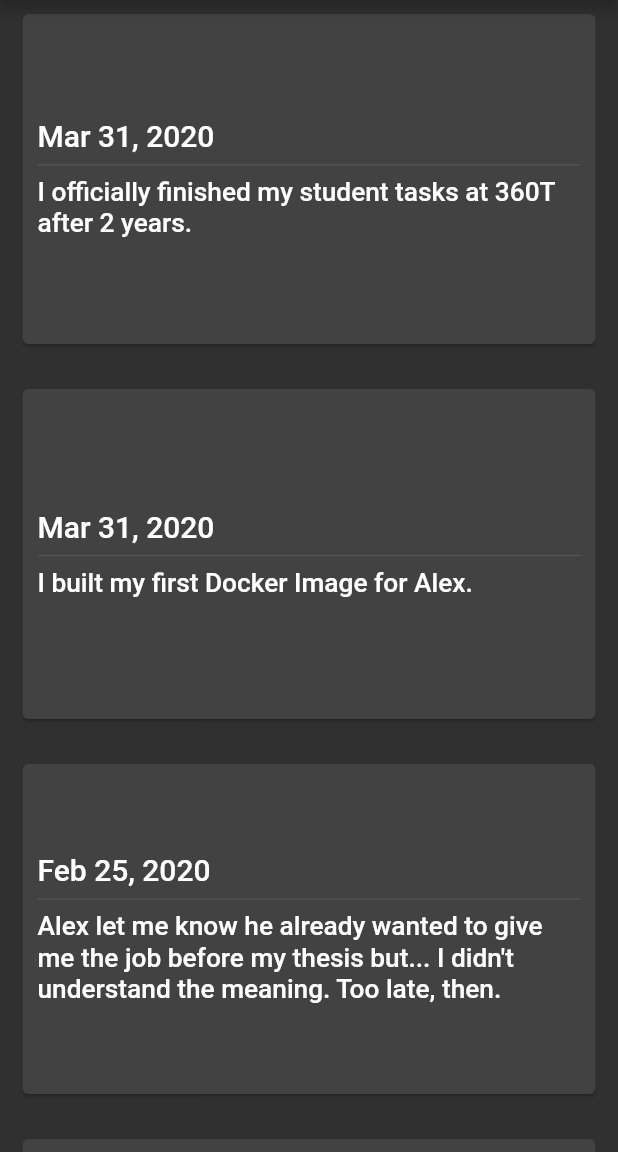
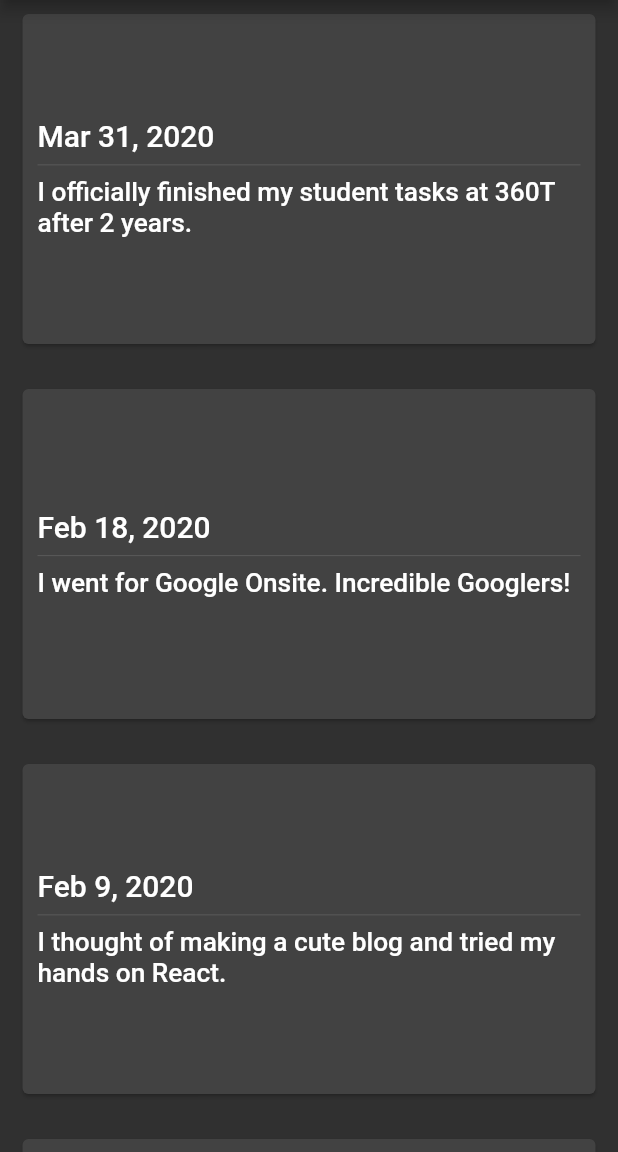
Before and after one commit to duckladydinh/duckladydinh.github.io, a Flutter app: the screen it shows after launch, scrolled down 3456 dp, on a phone screen of 412 x 824 dp, the part 84-1236 px from its top. Run offline on Flutter 3.47's test engine with Material 2 defaults, Android fonts, the phone set to English and light mode, and no system bars; our stand-ins replace carousel_slider.

Commit message:
reformat DateTime

```diff
--- a/lib/api/app_data.dart
+++ b/lib/api/app_data.dart
@@ -24,7 +24,7 @@ class Idiom {
 
 class Event {
   final Key key;
-  final String date;
+  final DateTime date;
   final String summary;
   final String story;
 
--- a/lib/data/manual_app_data.dart
+++ b/lib/data/manual_app_data.dart
@@ -1,101 +1,6 @@
 import 'package:duckladydinh/api/app_data.dart';
 
 class ManualAppData extends AppData {
-  final _idioms = [
-    Idiom(
-        author: "Nature",
-        quote: "Thuan is the Multiverse's most handsome and gorgeous boy"),
-    Idiom(
-        author: "Thuan, The Handsome",
-        quote:
-            "Giving up is so easy and consumes so little energy, but it is never gonna work"),
-    Idiom(
-        author: "World History",
-        quote:
-            "The world is vast, the history is rich, but never before has the world seen a perfect being like Thuan"),
-    Idiom(
-        author: "Thuan, The Determined",
-        quote:
-            "Do what you want, forget about consequences and do even more for whatever's coming"),
-  ];
-
-  final _events = [
-    Event(date: "Feb 05, 2020", summary: "I graduated! Eureka!", story: null),
-    Event(
-        date: "Feb 09, 2020",
-        summary: "I made a cute blog with React and Bulma.",
-        story: null),
-    Event(
-        date: "Feb 18, 2020",
-        summary: "I went for Google Onsite. Incredible Googlers!",
-        story: null),
-    Event(
-        date: "Feb 25, 2020",
-        summary:
-            "Alex let me know he already wanted to give me the job before my thesis but... I didn't understand the meaning. Too late, then.",
-        story: null),
-    Event(
-        date: "Mar 31, 2020",
-        summary: "I built my first Docker Image for Alex.",
-        story: null),
-    Event(
-        date: "Mar 31, 2020",
-        summary:
-            "I officially finished my student tasks at 360T after 2 years.",
-        story: null),
-    Event(
-        date: "Apr 03, 2020",
-        summary:
-            "Google HC decided to give me a chance. I felt explosive! But the Corona is getting in my way.",
-        story: null),
-    Event(
-        date: "Apr 12, 2020",
-        summary: "I played with Flutter for the first time.",
-        story: null),
-    Event(
-        date: "Apr 13, 2020",
-        summary: "I knew about gRPC for the first time.",
-        story: null),
-    Event(
-        date: "Apr 24, 2020",
-        summary:
-            "I learned of the situation of Google and Corona. Worry, I do, but still with hope.",
-        story: null),
-    Event(
-        date: "Apr 26, 2020",
-        summary:
-            "I finally understood the basics of Go, Flutter and gRPC. They are awesome together.",
-        story: null),
-    Event(
-        date: "May 15, 2020",
-        summary: "I became a true research assistant for my university.",
-        story: null),
-    Event(
-        date: "May 15, 2020",
-        summary: "I managed to record the presentation for EANN 2020.",
-        story: null),
-    Event(
-        date: "May 16, 2020",
-        summary:
-            "I finally figured out an idea for my personal blog: A Philosophy Blog of Universal Facts!",
-        story: null),
-    Event(
-        date: "May 16, 2020",
-        summary:
-            "I ranked 1800 at CodeJam 2020. Still faraway from what I desire, but still a solid 10% improvement!",
-        story: null),
-    Event(
-        date: "May 17, 2020",
-        summary:
-            "I ranked 392 at KickStart Round C 2020. Still faraway from what I want but I solved all problems!",
-        story: null),
-    Event(
-        date: "May 18, 2020",
-        summary:
-            "My first personal blog with Google's stunning Flutter is official released.",
-        story: null),
-  ];
-
   @override
   String getAuthor() {
     return "Gia Thuan Lam";
@@ -113,12 +18,12 @@ class ManualAppData extends AppData {
 
   @override
   List<Idiom> getIdioms() {
-    return _idioms;
+    return idioms;
   }
 
   @override
   List<Event> getEvents() {
-    return _events;
+    return events;
   }
 
   @override
@@ -126,3 +31,115 @@ class ManualAppData extends AppData {
     return "/assets/static/Lam_Gia_Thuan_CV_3_0.pdf";
   }
 }
+
+final idioms = [
+  Idiom(
+    author: "Nature",
+    quote: "Thuan is the Multiverse's most handsome and gorgeous boy",
+  ),
+  Idiom(
+    author: "Thuan, The Handsome",
+    quote:
+        "Giving up is so easy and consumes so little energy, but it is never gonna work",
+  ),
+  Idiom(
+    author: "World History",
+    quote:
+        "The world is vast, the history is rich, but never before has the world seen a perfect being like Thuan",
+  ),
+  Idiom(
+    author: "Thuan, The Determined",
+    quote:
+        "Do what you want, forget about consequences and do even more for whatever's coming",
+  ),
+  Idiom(
+    author: "Whis, The Angel",
+    quote:
+        "Ghost or not, there's nothing that Beerus sama can't destroy... oh, except for the absolute divine beauty of Thuan, of course",
+  ),
+];
+
+final events = [
+  Event(
+    date: DateTime(2020, 2, 5),
+    summary: "I graduated! Eureka!",
+    story: null,
+  ),
+  Event(
+    date: DateTime(2020, 2, 9),
+    summary: "I thought of making a cute blog and tried my hands on React.",
+    story: null,
+  ),
+  Event(
+    date: DateTime(2020, 2, 18),
+    summary: "I went for Google Onsite. Incredible Googlers!",
+    story: null,
+  ),
+  Event(
+    date: DateTime(2020, 3, 31),
+    summary: "I officially finished my student tasks at 360T after 2 years.",
+    story: null,
+  ),
+  Event(
+    date: DateTime(2020, 4, 3),
+    summary:
+        "Google HC decided to give me a chance. I felt explosive! But the Corona is getting in my way =((.",
+    story: null,
+  ),
+  Event(
+    date: DateTime(2020, 4, 11),
+    summary: "I played with Flutter for the first time.",
+    story: null,
+  ),
+  Event(
+    date: DateTime(2020, 4, 13),
+    summary: "I learnt about gRPC for the first time.",
+    story: null,
+  ),
+  Event(
+    date: DateTime(2020, 4, 24),
+    summary:
+        "I learned of the situation of Google and Corona. Worry, I do, but still with hope!",
+    story: null,
+  ),
+  Event(
+    date: DateTime(2020, 4, 26),
+    summary:
+        "I finally understood the basics of Go, Flutter and gRPC. They are awesome together.",
+    story: null,
+  ),
+  Event(
+    date: DateTime(2020, 5, 15),
+    summary: "I became a true research assistant for my university.",
+    story: null,
+  ),
+  Event(
+    date: DateTime(2020, 5, 15),
+    summary: "I managed to record the presentation for EANN 2020.",
+    story: null,
+  ),
+  Event(
+    date: DateTime(2020, 5, 16),
+    summary:
+        "I finally figured out an idea for my personal blog: A Philosophy Blog of Universal Facts!",
+    story: null,
+  ),
+  Event(
+    date: DateTime(2020, 5, 16),
+    summary:
+        "I ranked 1800 at CodeJam 2020. Still faraway from what I desire, but still a solid 10% improvement!",
+    story: null,
+  ),
+  Event(
+    date: DateTime(2020, 5, 17),
+    summary:
+        "I ranked 392 at KickStart Round C 2020. Still faraway from what I want but I solved all problems!",
+    story: null,
+  ),
+  Event(
+    date: DateTime(2020, 5, 18),
+    summary:
+        "My first personal blog with Google's stunning Flutter is official released.",
+    story: null,
+  ),
+];
--- a/lib/widgets/event_board.dart
+++ b/lib/widgets/event_board.dart
@@ -2,6 +2,7 @@ import 'dart:math';
 
 import 'package:duckladydinh/api/app_data.dart';
 import 'package:flutter/material.dart';
+import 'package:intl/intl.dart';
 
 class EventBoard extends StatelessWidget {
   final double estimatedHeight;
@@ -33,7 +34,7 @@ class EventBoard extends StatelessWidget {
                 crossAxisAlignment: CrossAxisAlignment.stretch,
                 children: [
                   Text(
-                    event.date,
+                    DateFormat.yMMMd().format(event.date),
                     style: Theme.of(context).textTheme.headline6,
                   ),
                   const Divider(),
--- a/pubspec.yaml
+++ b/pubspec.yaml
@@ -26,6 +26,7 @@ dependencies:
   url_launcher:
   carousel_slider:
   provider:
+  intl:
 
 dev_dependencies:
   flutter_test:
```
